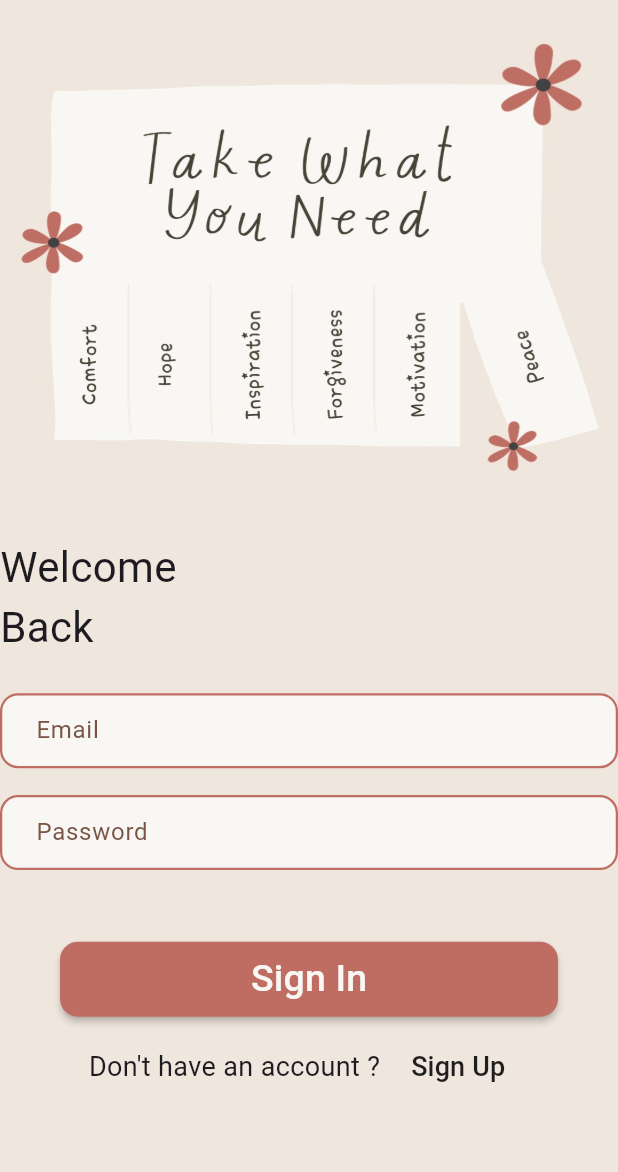
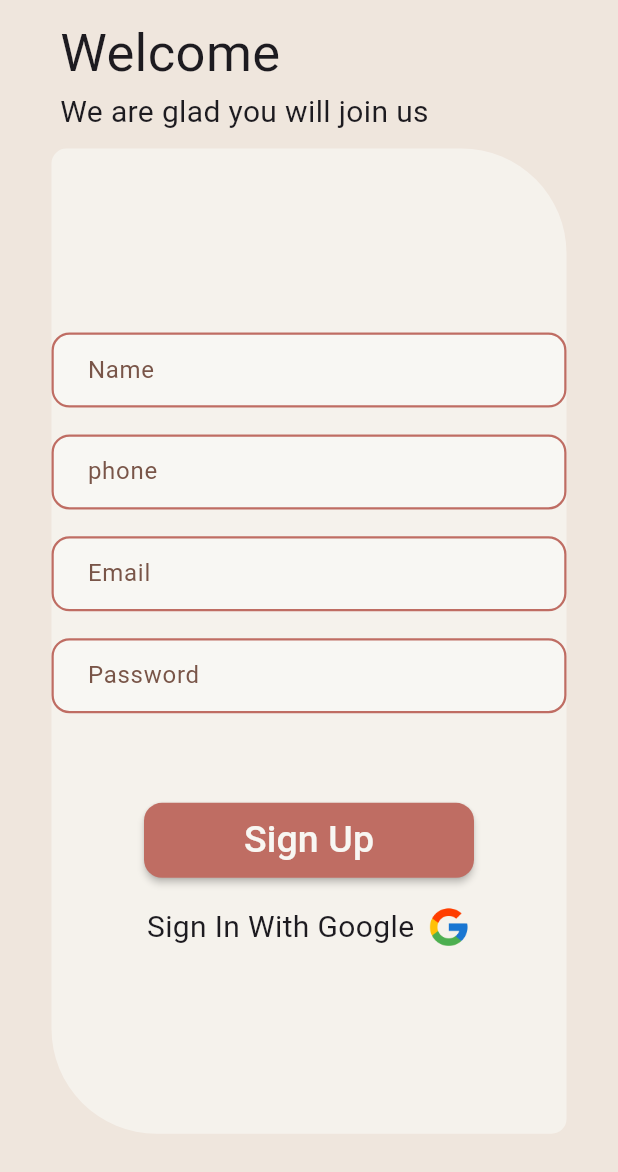
Before and after one commit to haidyhesham95/MindWell, a Flutter app: the screen it shows after launch, after a tap on "Sign In", on a phone screen of 412 x 824 dp. Shown: the top 1172 px of the screen. Run offline on Flutter 3.47's test engine with Material 3 defaults, Android fonts, the phone set to English and light mode, and no system bars; our stand-ins replace firebase_core, flutter_screenutil, google_fonts; accounts and stored records are empty; Roboto replaces fonts that are missing (Courgette).

Commit message:
creat Signup_page

```diff
--- a/lib/Const/Styels.dart
+++ b/lib/Const/Styels.dart
@@ -20,13 +20,28 @@ abstract class Styles {
       fontSize: 28,
 
   );
+  static TextStyle textStyle35= GoogleFonts.courgette(
+
+    fontSize: 35,
+
+  );
+
+  static TextStyle textStyle20= GoogleFonts.courgette(
+
+    fontSize: 20,
+
+  );
 
   static TextStyle textStyle315sp = GoogleFonts.courgette(
     fontSize: 15 > 3.sp ? 15 : 3.sp,
   );
+
+
   static TextStyle textStyle318sp = GoogleFonts.courgette(
     fontSize: 3.sp > 18 ? 3.sp : 18,
   );
+
+
   static TextStyle textStyle10sp =
   GoogleFonts.courgette(fontSize: 10.sp > 25 ? 10.sp : 25,
     color: kWhite
--- a/lib/Login_Page.dart
+++ b/lib/Pages/Auth/Login/Login_Page.dart
@@ -2,6 +2,7 @@ import 'package:flutter/material.dart';
 import 'package:flutter_screenutil/flutter_screenutil.dart';
 import 'package:mind_well/Const/Styels.dart';
 import 'package:mind_well/Const/colors.dart';
+import 'package:mind_well/Pages/Auth/Sign_up/SignUp_Page.dart';
 import 'package:mind_well/Widget/Custom_Button.dart';
 import 'package:mind_well/Widget/Custom_TextButton.dart';
 import 'package:mind_well/Widget/Custom_Text_Field.dart';
@@ -49,7 +50,14 @@ class Login_Page extends StatelessWidget {
                     height: 40.h,
                   ),
                   Custom_Button(
-                    onPressed: () {},
+                    onPressed: () {
+                      Navigator.pushReplacement(
+                        context,
+                        MaterialPageRoute(
+                          builder:(context)=> SignUp_Page(),
+                        ),
+                      );
+                    },
                     data: 'Sign In',
                   ),
                   SizedBox(
--- /dev/null
+++ b/lib/Pages/Auth/Sign_up/SignUp_Page.dart
@@ -0,0 +1,132 @@
+import 'package:flutter/material.dart';
+import 'package:flutter_screenutil/flutter_screenutil.dart';
+
+import '../../../Const/Styels.dart';
+import '../../../Const/colors.dart';
+import '../../../Widget/Custom_Button.dart';
+import '../../../Widget/Custom_Text_Field.dart';
+
+class SignUp_Page extends StatelessWidget {
+  const SignUp_Page({super.key});
+
+  @override
+  Widget build(BuildContext context) {
+    return SafeArea(
+      child: Scaffold(
+        backgroundColor: kGround,
+        body:
+        SingleChildScrollView(
+          child: Column(
+
+            children: [
+              SizedBox(height: 10,),
+              Column(
+                mainAxisAlignment: MainAxisAlignment.start,
+                crossAxisAlignment: CrossAxisAlignment.start,
+                children: [
+                  Align(
+                    alignment: Alignment.centerLeft,
+                    child: Padding(
+                      padding:  EdgeInsets.only(left: 35.w > 20 ? 35.w : 20,),
+                      child: Text('Welcome ',style: Styles.textStyle35,
+
+                      ),
+                    ),
+                  ),
+                  Align(
+                    alignment: Alignment.centerLeft,
+                    child: Padding(
+                      padding:  EdgeInsets.only(left: 35.w > 20 ? 35.w : 20,),
+                      child: Text('We are glad you will join us ',style: Styles.textStyle20,
+
+                      ),
+                    ),
+                  ),
+                ],
+              ),
+              SizedBox(height: 10,),
+              Center(
+                child: Container(
+                  height: 550.h > 550 ? 550.h : 550 ,
+                  width:  300.w > 300 ? 300.w : 300 ,
+                  decoration: BoxDecoration(
+                    color: kWhite.withOpacity(0.7),
+                    // borderRadius: BorderRadius.circular(12)
+                      borderRadius: BorderRadius.only(
+                        bottomLeft: Radius.circular(70),
+                        topLeft: Radius.circular(10),
+                        topRight: Radius.circular(70),
+                        bottomRight: Radius.circular(10),
+                      )
+                  ),
+                  child: Column(
+                    mainAxisAlignment: MainAxisAlignment.center,
+                    crossAxisAlignment: CrossAxisAlignment.center,
+                    children: [
+                      // SizedBox(
+                      //   height: 50
+                      // ),
+                      SizedBox(
+                        width:  80.w > 370 ? 80.w : 370,
+                        child: Custom_Text_Field(
+                            hintText: 'Name', keyboardType: TextInputType.name, obscureText: false),
+                      ),
+                      SizedBox(
+                        height: 15.h,
+                      ),
+                      SizedBox(
+                        width:  80.w > 370 ? 80.w : 370,
+                        child: Custom_Text_Field(
+                            hintText: 'phone', keyboardType: TextInputType.phone, obscureText: false),
+                      ),
+                      SizedBox(
+                        height: 15.h,
+                      ),
+                      SizedBox(
+                        width:  80.w > 370 ? 80.w : 370,
+                        child: Custom_Text_Field(
+                            hintText: 'Email', keyboardType: TextInputType.emailAddress, obscureText: false),
+                      ),
+                      SizedBox(
+                        height: 15.h,
+                      ),
+                      SizedBox(
+                          width:  80.w > 370 ? 80.w : 370,
+                          child: Custom_Text_Field(hintText: 'Password', keyboardType: TextInputType.visiblePassword, obscureText: true)),
+
+                      SizedBox(
+                        height: 50.h,
+                      ),
+                      SizedBox(
+                        width:  60.w > 220 ? 60.w : 220,
+                        child: Custom_Button(
+                          onPressed: () {},
+                          data: 'Sign Up',
+                        ),
+                      ),
+                      SizedBox(
+                        height: 15.h,
+                      ),
+                      Row(
+                        mainAxisAlignment: MainAxisAlignment.center,
+                        children: [
+                          Text('Sign In With Google',style: Styles.textStyle20),
+                          SizedBox(width:8,),
+                          Image.asset('assets/images/download.png',height: 30,),
+                        ],
+                      ),
+
+
+                    ],
+                  ),
+
+                ),
+              ),
+            ],
+          ),
+        ),
+
+      ),
+    );
+  }
+}
--- a/lib/main.dart
+++ b/lib/main.dart
@@ -1,6 +1,7 @@
 import 'package:flutter/material.dart';
 import 'package:flutter_screenutil/flutter_screenutil.dart';
-import 'package:mind_well/Login_Page.dart';
+import 'package:mind_well/Pages/Auth/Login/Login_Page.dart';
+import 'package:mind_well/Pages/Auth/Sign_up/SignUp_Page.dart';
 
 void main() {
   runApp(const MyApp());
@@ -18,7 +19,7 @@ class MyApp extends StatelessWidget {
       builder: (_,context2){
         return MaterialApp(
             debugShowCheckedModeBanner: false,
-            title: 'Flutter Demo',
+
 
             home: Login_Page()
         );
```
Also changed, not shown: assets/images/download.png (added).
